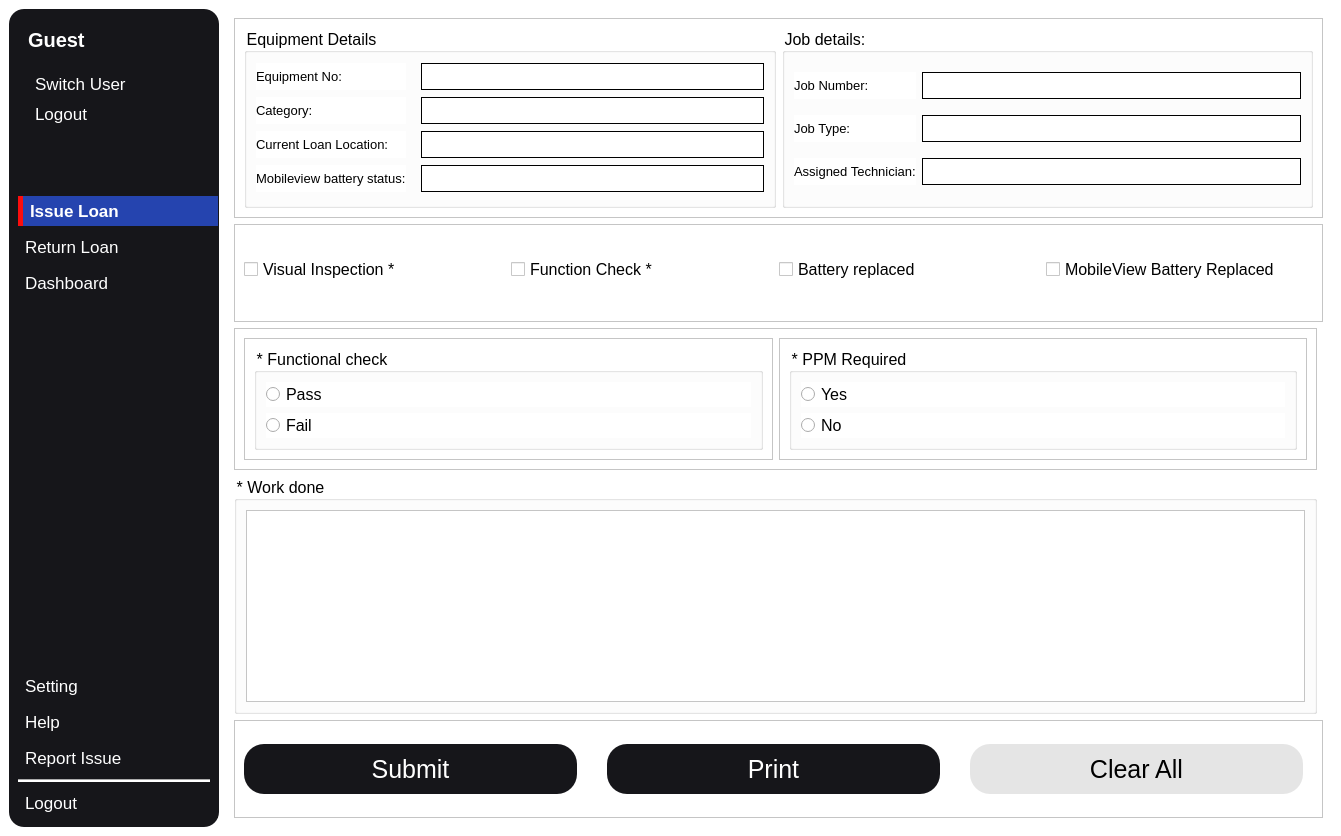
The window that ui/main_ui.ui (qmohebi/equipment_library_desktop_app) describes before a commit, drawn with Qt 5.
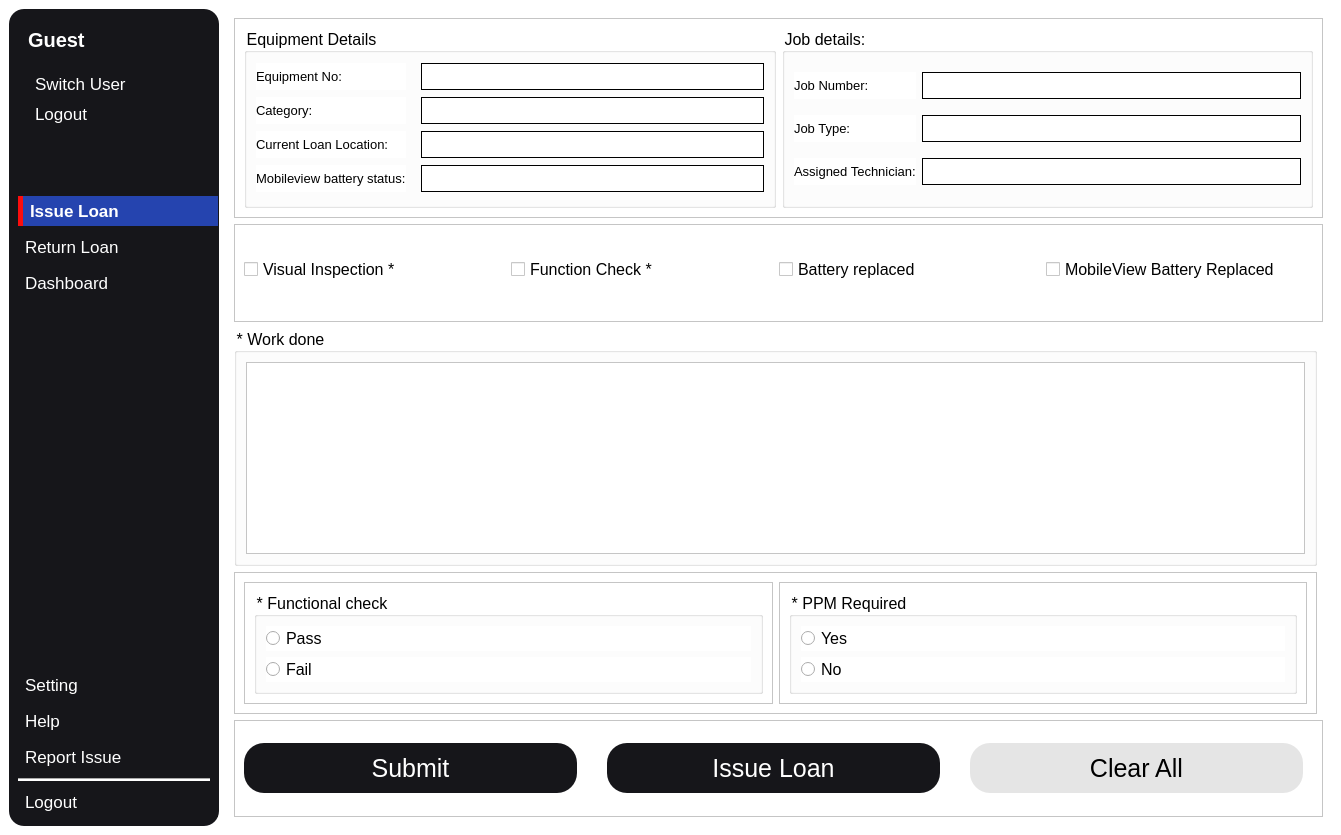
The same window after the commit. The open tabs and pages were chosen to show the change. Icons and pictures are not drawn.

Commit message: removed badget field for authenticated user, put rulls for radio button, seperated the creation of repair/ppm job from loan return and function job!

Patch:
```diff
--- a/ui/main_ui.ui
+++ b/ui/main_ui.ui
@@ -7,23 +7,36 @@
     <x>0</x>
     <y>0</y>
     <width>1341</width>
-    <height>836</height>
+    <height>835</height>
    </rect>
   </property>
   <property name="windowTitle">
    <string>MainWindow</string>
   </property>
   <property name="styleSheet">
-   <string notr="true"/>
-  </property>
-  <widget class="QWidget" name="centralwidget">
-   <property name="enabled">
-    <bool>true</bool>
-   </property>
-   <property name="styleSheet">
-    <string notr="true">QWidget{
+   <string notr="true">QWidget{
 background-color: white;
 }
+
+QPushButton{
+	background-color: #16161a;
+	border-radius: none;
+	padding:5px;
+	color: white;
+	margin-right: 10px;
+	text-align: left;
+	font: 13pt;	
+	padding-left:7px;
+	border-radius: 20px;
+}
+
+QMessageBox QPushButton{min-width: 100px;
+background-color:#e5e5e5;
+ }
+QPushButton:default{
+ background-color:#16161a;
+  }
+
 QLineEdit{
 border-radius: 15px;
 border: 1px solid black;
@@ -63,17 +76,6 @@
 border-radius: 15px;
 }
 
-QPushButton{
-	background-color: #16161a;
-	border-radius: none;
-	padding:5px;
-	color: white;
-	margin-right: 10px;
-	text-align: left;
-	font: 13pt;	
-	padding-left:7px;
-	border-radius: 20px;
-}
 
 
 QPushButton:disabled {
@@ -143,7 +145,7 @@
 border-radius: 35px;
 }
 
-QPushButton#btn_submit, #btn_print{
+QPushButton#btn_submit, #btn_issue_loan{
 text-align: centre;
 font: 25px;
 padding: 10px 30px;
@@ -213,6 +215,13 @@
 }
 
 </string>
+  </property>
+  <widget class="QWidget" name="centralwidget">
+   <property name="enabled">
+    <bool>true</bool>
+   </property>
+   <property name="styleSheet">
+    <string notr="true"/>
    </property>
    <layout class="QGridLayout" name="gridLayout_4">
     <item row="0" column="0">
@@ -260,6 +269,9 @@
            <height>50</height>
           </size>
          </property>
+         <property name="shortcut">
+          <string>Ctrl+Shift+L</string>
+         </property>
          <property name="checkable">
           <bool>false</bool>
          </property>
@@ -1377,12 +1389,18 @@
       </widget>
       <widget class="QWidget" name="page_check_in">
        <layout class="QGridLayout" name="gridLayout_3">
-        <item row="2" column="0">
-         <widget class="QFrame" name="frame_2">
+        <item row="1" column="0" colspan="2">
+         <widget class="QFrame" name="frame_4">
+          <property name="sizePolicy">
+           <sizepolicy hsizetype="Preferred" vsizetype="Minimum">
+            <horstretch>0</horstretch>
+            <verstretch>0</verstretch>
+           </sizepolicy>
+          </property>
           <property name="minimumSize">
            <size>
-            <width>40</width>
-            <height>0</height>
+            <width>0</width>
+            <height>60</height>
            </size>
           </property>
           <property name="frameShape">
@@ -1391,75 +1409,79 @@
           <property name="frameShadow">
            <enum>QFrame::Raised</enum>
           </property>
-          <layout class="QHBoxLayout" name="horizontalLayout_12">
+          <layout class="QHBoxLayout" name="horizontalLayout_2">
+           <property name="spacing">
+            <number>0</number>
+           </property>
+           <property name="bottomMargin">
+            <number>15</number>
+           </property>
            <item>
-            <widget class="QFrame" name="frame_17">
-             <property name="frameShape">
-              <enum>QFrame::StyledPanel</enum>
+            <widget class="QCheckBox" name="chkbx_visual_insp">
+             <property name="font">
+              <font>
+               <pointsize>12</pointsize>
+               <italic>false</italic>
+               <bold>false</bold>
+              </font>
              </property>
-             <property name="frameShadow">
-              <enum>QFrame::Raised</enum>
+             <property name="cursor">
+              <cursorShape>PointingHandCursor</cursorShape>
              </property>
-             <layout class="QVBoxLayout" name="verticalLayout_8">
-              <item>
-               <widget class="QGroupBox" name="groupBox_12">
-                <property name="title">
-                 <string>* Functional check</string>
-                </property>
-                <layout class="QVBoxLayout" name="verticalLayout_4">
-                 <item>
-                  <widget class="QRadioButton" name="rb_function_pass">
-                   <property name="text">
-                    <string>Pass</string>
-                   </property>
-                  </widget>
-                 </item>
-                 <item>
-                  <widget class="QRadioButton" name="rb_function_fail">
-                   <property name="text">
-                    <string>Fail</string>
-                   </property>
-                  </widget>
-                 </item>
-                </layout>
-               </widget>
-              </item>
-             </layout>
+             <property name="text">
+              <string>Visual Inspection *</string>
+             </property>
             </widget>
            </item>
            <item>
-            <widget class="QFrame" name="frame_18">
-             <property name="frameShape">
-              <enum>QFrame::StyledPanel</enum>
+            <widget class="QCheckBox" name="chkbx_function">
+             <property name="font">
+              <font>
+               <pointsize>12</pointsize>
+               <italic>false</italic>
+               <bold>false</bold>
+              </font>
              </property>
-             <property name="frameShadow">
-              <enum>QFrame::Raised</enum>
+             <property name="cursor">
+              <cursorShape>PointingHandCursor</cursorShape>
              </property>
-             <layout class="QHBoxLayout" name="horizontalLayout_13">
-              <item>
-               <widget class="QGroupBox" name="groupBox_13">
-                <property name="title">
-                 <string>* PPM Required</string>
-                </property>
-                <layout class="QVBoxLayout" name="verticalLayout_6">
-                 <item>
-                  <widget class="QRadioButton" name="rb_ppm_yes">
-                   <property name="text">
-                    <string>Yes</string>
-                   </property>
-                  </widget>
-                 </item>
-                 <item>
-                  <widget class="QRadioButton" name="rb_ppm_no">
-                   <property name="text">
-                    <string>No</string>
-                   </property>
-                  </widget>
-                 </item>
-                </layout>
-               </widget>
-              </item>
-             </layout>
+             <property name="text">
+              <string>Function Check *</string>
+             </property>
+            </widget>
+           </item>
+           <item>
+            <widget class="QCheckBox" name="chkbx_batt_replace">
+             <property name="font">
+              <font>
+               <pointsize>12</pointsize>
+               <italic>false</italic>
+               <bold>false</bold>
+              </font>
+             </property>
+             <property name="cursor">
+              <cursorShape>PointingHandCursor</cursorShape>
+             </property>
+             <property name="text">
+              <string>Battery replaced</string>
+             </property>
+            </widget>
+           </item>
+           <item>
+            <widget class="QCheckBox" name="chkbx_rtls_batt">
+             <property name="font">
+              <font>
+               <pointsize>12</pointsize>
+               <italic>false</italic>
+               <bold>false</bold>
+              </font>
+             </property>
+             <property name="cursor">
+              <cursorShape>PointingHandCursor</cursorShape>
+             </property>
+             <property name="text">
+              <string>MobileView Battery Replaced</string>
+             </property>
             </widget>
            </item>
           </layout>
@@ -1764,7 +1786,7 @@
           </layout>
          </widget>
         </item>
-        <item row="4" column="0" colspan="2">
+        <item row="5" column="0" colspan="2">
          <widget class="QFrame" name="frame_7">
           <property name="minimumSize">
            <size>
@@ -1807,7 +1829,7 @@
             </widget>
            </item>
            <item>
-            <widget class="QPushButton" name="btn_print">
+            <widget class="QPushButton" name="btn_issue_loan">
              <property name="enabled">
               <bool>true</bool>
              </property>
@@ -1828,7 +1850,17 @@
               <cursorShape>PointingHandCursor</cursorShape>
              </property>
              <property name="text">
-              <string>Print</string>
+              <string>Issue Loan</string>
+             </property>
+             <property name="icon">
+              <iconset resource="../icon/resources.qrc">
+               <normaloff>:/icons8-home-60.png</normaloff>:/icons8-home-60.png</iconset>
+             </property>
+             <property name="iconSize">
+              <size>
+               <width>30</width>
+               <height>30</height>
+              </size>
              </property>
             </widget>
            </item>
@@ -1848,7 +1880,7 @@
              </property>
              <property name="icon">
               <iconset resource="../icon/resources.qrc">
-               <normaloff>:/clear_30.png</normaloff>:/clear_30.png</iconset>
+               <normaloff>:/clear-60.png</normaloff>:/clear-60.png</iconset>
              </property>
              <property name="iconSize">
               <size>
@@ -1857,25 +1889,19 @@
               </size>
              </property>
              <property name="shortcut">
-              <string>Ctrl+C</string>
+              <string/>
              </property>
             </widget>
            </item>
           </layout>
          </widget>
         </item>
-        <item row="1" column="0" colspan="2">
-         <widget class="QFrame" name="frame_4">
-          <property name="sizePolicy">
-           <sizepolicy hsizetype="Preferred" vsizetype="Minimum">
-            <horstretch>0</horstretch>
-            <verstretch>0</verstretch>
-           </sizepolicy>
-          </property>
+        <item row="4" column="0">
+         <widget class="QFrame" name="frame_2">
           <property name="minimumSize">
            <size>
-            <width>0</width>
-            <height>60</height>
+            <width>40</width>
+            <height>0</height>
            </size>
           </property>
           <property name="frameShape">
@@ -1884,79 +1910,75 @@
           <property name="frameShadow">
            <enum>QFrame::Raised</enum>
           </property>
-          <layout class="QHBoxLayout" name="horizontalLayout_2">
-           <property name="spacing">
-            <number>0</number>
-           </property>
-           <property name="bottomMargin">
-            <number>15</number>
-           </property>
+          <layout class="QHBoxLayout" name="horizontalLayout_12">
            <item>
-            <widget class="QCheckBox" name="chkbx_visual_insp">
-             <property name="font">
-              <font>
-               <pointsize>12</pointsize>
-               <italic>false</italic>
-               <bold>false</bold>
-              </font>
+            <widget class="QFrame" name="frame_17">
+             <property name="frameShape">
+              <enum>QFrame::StyledPanel</enum>
              </property>
-             <property name="cursor">
-              <cursorShape>PointingHandCursor</cursorShape>
+             <property name="frameShadow">
+              <enum>QFrame::Raised</enum>
              </property>
-             <property name="text">
-              <string>Visual Inspection *</string>
-             </property>
+             <layout class="QVBoxLayout" name="verticalLayout_8">
+              <item>
+               <widget class="QGroupBox" name="group_function_check">
+                <property name="title">
+                 <string>* Functional check</string>
+                </property>
+                <layout class="QVBoxLayout" name="verticalLayout_4">
+                 <item>
+                  <widget class="QRadioButton" name="rb_function_pass">
+                   <property name="text">
+                    <string>Pass</string>
+                   </property>
+                  </widget>
+                 </item>
+                 <item>
+                  <widget class="QRadioButton" name="rb_function_fail">
+                   <property name="text">
+                    <string>Fail</string>
+                   </property>
+                  </widget>
+                 </item>
+                </layout>
+               </widget>
+              </item>
+             </layout>
             </widget>
            </item>
            <item>
-            <widget class="QCheckBox" name="chkbx_function">
-             <property name="font">
-              <font>
-               <pointsize>12</pointsize>
-               <italic>false</italic>
-               <bold>false</bold>
-              </font>
+            <widget class="QFrame" name="frame_18">
+             <property name="frameShape">
+              <enum>QFrame::StyledPanel</enum>
              </property>
-             <property name="cursor">
-              <cursorShape>PointingHandCursor</cursorShape>
+             <property name="frameShadow">
+              <enum>QFrame::Raised</enum>
              </property>
-             <property name="text">
-              <string>Function Check *</string>
-             </property>
-            </widget>
-           </item>
-           <item>
-            <widget class="QCheckBox" name="chkbx_batt_replace">
-             <property name="font">
-              <font>
-               <pointsize>12</pointsize>
-               <italic>false</italic>
-               <bold>false</bold>
-              </font>
-             </property>
-             <property name="cursor">
-              <cursorShape>PointingHandCursor</cursorShape>
-             </property>
-             <property name="text">
-              <string>Battery replaced</string>
-             </property>
-            </widget>
-           </item>
-           <item>
-            <widget class="QCheckBox" name="chkbx_rtls_batt">
-             <property name="font">
-              <font>
-               <pointsize>12</pointsize>
-               <italic>false</italic>
-               <bold>false</bold>
-              </font>
-             </property>
-             <property name="cursor">
-              <cursorShape>PointingHandCursor</cursorShape>
-             </property>
-             <property name="text">
-              <string>MobileView Battery Replaced</string>
-             </property>
+             <layout class="QHBoxLayout" name="horizontalLayout_13">
+              <item>
+               <widget class="QGroupBox" name="group_ppm">
+                <property name="title">
+                 <string>* PPM Required</string>
+                </property>
+                <layout class="QVBoxLayout" name="verticalLayout_6">
+                 <item>
+                  <widget class="QRadioButton" name="rb_ppm_yes">
+                   <property name="text">
+                    <string>Yes</string>
+                   </property>
+                  </widget>
+                 </item>
+                 <item>
+                  <widget class="QRadioButton" name="rb_ppm_no">
+                   <property name="text">
+                    <string>No</string>
+                   </property>
+                  </widget>
+                 </item>
+                </layout>
+               </widget>
+              </item>
+             </layout>
             </widget>
            </item>
           </layout>
```
Left out of the diff: 2 changed lines with no effect on the pictures. The commit also changes 11 other files.
